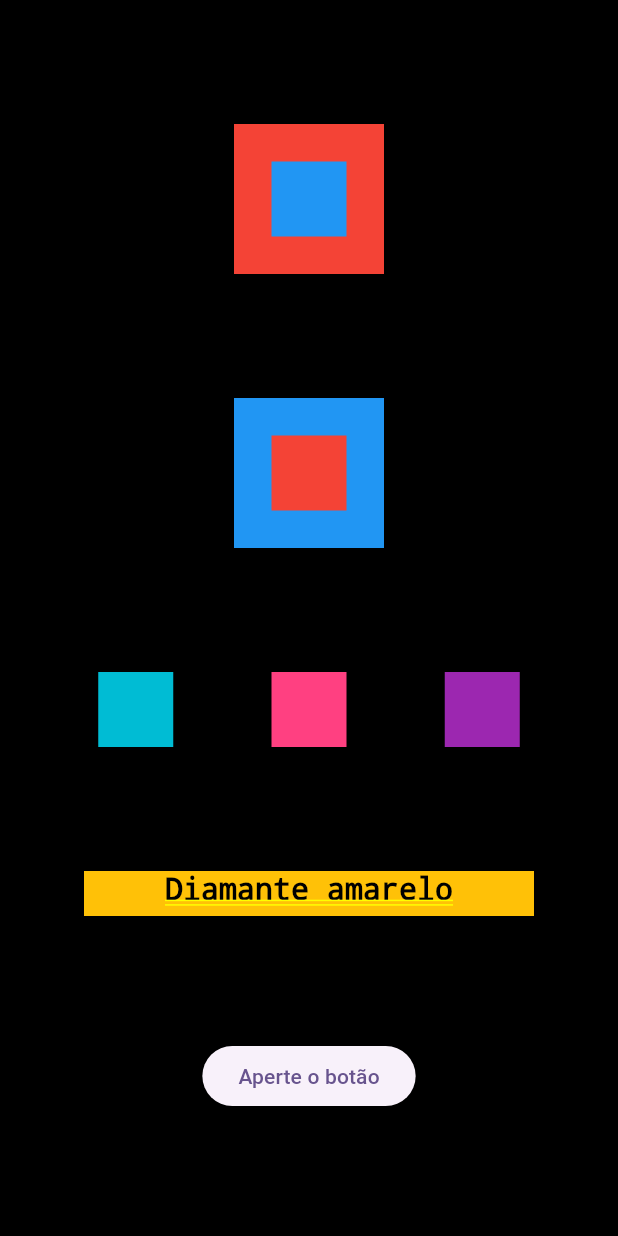
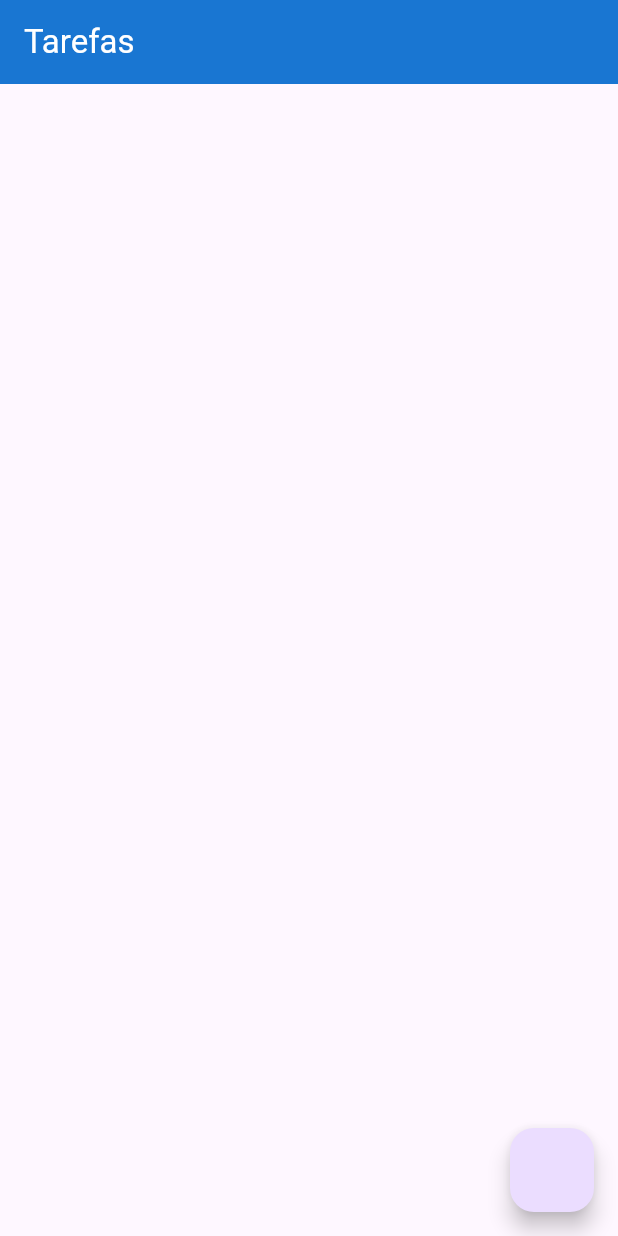
Before and after one commit to Th-Guasti/alura_flutter, a Flutter app: the screen it shows after launch, on a phone screen of 412 x 824 dp. Run offline on Flutter 3.47's test engine with Material 3 defaults, Android fonts, the light colour scheme and no system bars.

Commit message:
novo widget: Scaffold

```diff
--- a/lib/main.dart
+++ b/lib/main.dart
@@ -17,80 +17,17 @@ class MyApp extends StatelessWidget {
         colorScheme: ColorScheme.fromSeed(seedColor: Colors.deepPurple),
         useMaterial3: true,
       ),
-      home: Container(
-        color: Colors.black,
-        child: Column(
-          mainAxisAlignment: MainAxisAlignment.spaceEvenly,
-          crossAxisAlignment: CrossAxisAlignment.center,
-          children: [
-            Stack(
-              alignment: AlignmentDirectional.center,
-              children: [
-                Container(
-                  color: Colors.red,
-                  width: 100,
-                  height: 100,
-                ),
-                Container(
-                  color: Colors.blue,
-                  width: 50,
-                  height: 50,
-                ),
-              ],
-            ),
-            Stack(
-              alignment: AlignmentDirectional.center,
-              children: [
-                Container(
-                  color: Colors.blue,
-                  width: 100,
-                  height: 100,
-                ),
-                Container(
-                  color: Colors.red,
-                  width: 50,
-                  height: 50,
-                ),
-              ],
-            ),
-            Row(
-              mainAxisAlignment: MainAxisAlignment.spaceEvenly,
-              crossAxisAlignment: CrossAxisAlignment.center,
-              children: [
-                Container(
-                  color: Colors.cyan,
-                  width: 50,
-                  height: 50,
-                ),
-                Container(
-                  color: Colors.pinkAccent,
-                  width: 50,
-                  height: 50,
-                ),
-                Container(
-                  color: Colors.purple,
-                  width: 50,
-                  height: 50,
-                ),
-              ],
-            ),
-            Container(
-              color: Colors.amber,
-              height: 30,
-              width: 300,
-              child: Text(
-                'Diamante amarelo',
-                style: TextStyle(color: Colors.black, fontSize: 20),
-                textAlign: TextAlign.center,
-              ),
-            ),
-            ElevatedButton(
-              onPressed: () {
-                print('Entre nesse link: https://docs.flutter.dev/ui/widgets');
-              },
-              child: Text('Aperte o botão'),
-            ),
-          ],
+      home: Scaffold(
+        appBar: AppBar(
+          title: Text(
+            'Tarefas',
+            style: TextStyle(color: Colors.white),
+          ),
+          backgroundColor: Colors.blue[700],
+        ),
+        body: Container(),
+        floatingActionButton: FloatingActionButton(
+          onPressed: () {},
         ),
       ),
     );
```
